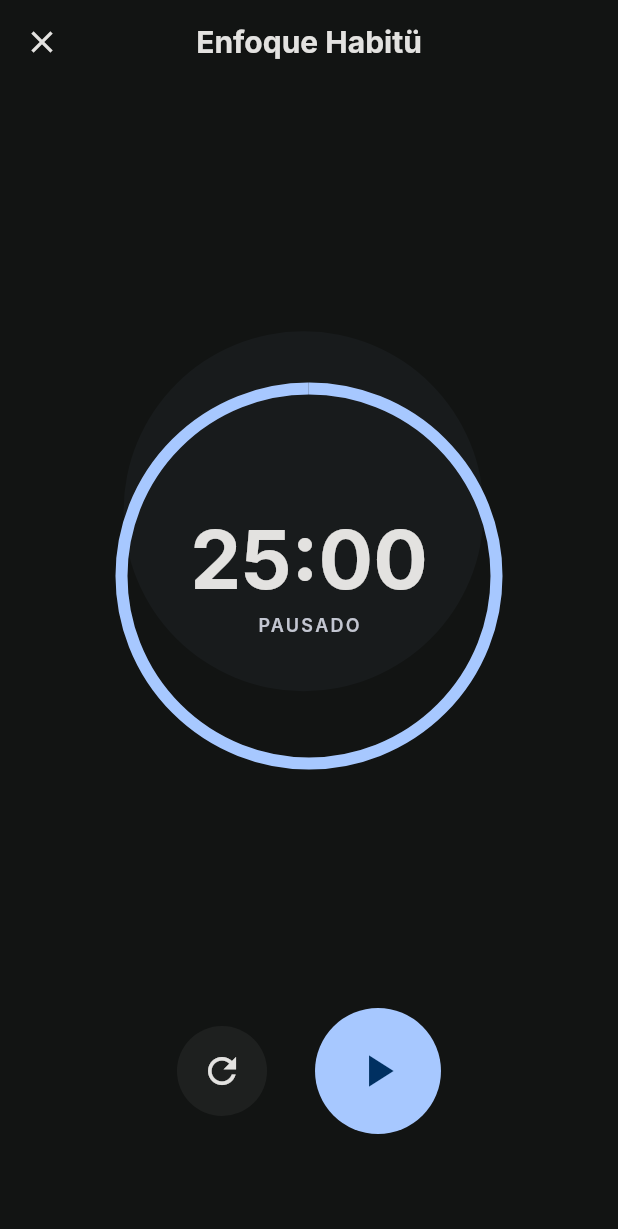
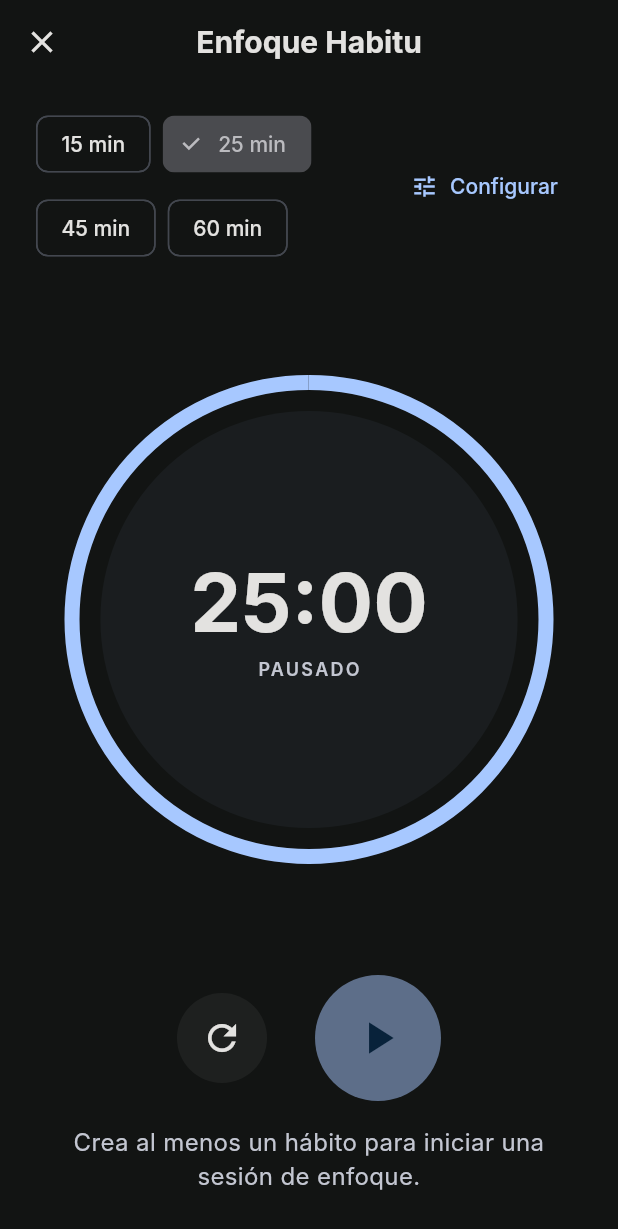
Before and after one commit to EnriDv/habitu, a Flutter app: the FocusModeScreen screen opened directly, on a phone screen of 412 x 824 dp. Shown: the top 1229 px of the screen. Run offline on Flutter 3.47's test engine with Material 3 defaults, Android fonts, the phone set to English and light mode, and no system bars; our stand-ins replace drift, flutter_local_notifications, get_it, image_picker, permission_handler, timezone; missing offline and left inert: habitu_ui; accounts and stored records are empty; generated files the repository leaves out were written again; Roboto replaces fonts that are missing (Inter).

Commit message:
feat(focus): add configurable focus timer and completion flow

```diff
--- a/lib/src/features/habits/presentation/screens/focus_mode_screen.dart
+++ b/lib/src/features/habits/presentation/screens/focus_mode_screen.dart
@@ -1,9 +1,12 @@
 import 'dart:async';
+
 import 'package:flutter/material.dart';
 import 'package:provider/provider.dart';
+
 import '../../../../core/theme/app_theme.dart';
 import '../../domain/entities/habit.dart';
 import '../notifiers/habits_notifier.dart';
+import '../notifiers/progress_hub_notifier.dart';
 
 class FocusModeScreen extends StatefulWidget {
   const FocusModeScreen({super.key});
@@ -12,17 +15,21 @@ class FocusModeScreen extends StatefulWidget {
   State<FocusModeScreen> createState() => _FocusModeScreenState();
 }
 
-class _FocusModeScreenState extends State<FocusModeScreen> with TickerProviderStateMixin {
+class _FocusModeScreenState extends State<FocusModeScreen>
+    with TickerProviderStateMixin {
+  static const List<int> _presetDurations = [15, 25, 45, 60];
+
   Habit? _selectedHabit;
   bool _isRunning = false;
-  int _secondsLeft = 1500; // 25 minutes by default
+  int _durationMinutes = 25;
+  late int _secondsLeft;
   Timer? _timer;
-
-  late AnimationController _pulsingController;
+  late final AnimationController _pulsingController;
 
   @override
   void initState() {
     super.initState();
+    _secondsLeft = _durationMinutes * 60;
     _pulsingController = AnimationController(
       vsync: this,
       duration: const Duration(seconds: 2),
@@ -36,78 +43,170 @@ class _FocusModeScreenState extends State<FocusModeScreen> with TickerProviderSt
     super.dispose();
   }
 
+  double get _progress {
+    final totalSeconds = _durationMinutes * 60;
+    if (totalSeconds <= 0) return 0;
+    return _secondsLeft / totalSeconds;
+  }
+
+  Future<void> _showDurationPicker() async {
+    if (_isRunning) return;
+
+    double draftMinutes = _durationMinutes.toDouble();
+    final selectedMinutes = await showModalBottomSheet<int>(
+      context: context,
+      backgroundColor: Colors.transparent,
+      builder: (context) {
+        return StatefulBuilder(
+          builder: (context, setSheetState) {
+            return SafeArea(
+              child: Container(
+                padding: const EdgeInsets.fromLTRB(20, 20, 20, 28),
+                decoration: BoxDecoration(
+                  color: AppTheme.surfaceColor,
+                  borderRadius:
+                      const BorderRadius.vertical(top: Radius.circular(28)),
+                ),
+                child: Column(
+                  mainAxisSize: MainAxisSize.min,
+                  crossAxisAlignment: CrossAxisAlignment.start,
+                  children: [
+                    const Text(
+                      'Duración del enfoque',
+                      style:
+                          TextStyle(fontSize: 18, fontWeight: FontWeight.bold),
+                    ),
+                    const SizedBox(height: 8),
+                    Text(
+                      '${draftMinutes.round()} minutos',
+                      style: const TextStyle(
+                        color: AppTheme.onSurfaceVariant,
+                      ),
+                    ),
+                    Slider(
+                      min: 5,
+                      max: 120,
+                      divisions: 23,
+                      value: draftMinutes,
+                      onChanged: (value) {
+                        setSheetState(() {
+                          draftMinutes = value;
+                        });
+                      },
+                    ),
+                    const SizedBox(height: 8),
+                    SizedBox(
+                      width: double.infinity,
+                      child: ElevatedButton(
+                        onPressed: () =>
+                            Navigator.of(context).pop(draftMinutes.round()),
+                        child: const Text('Usar este tiempo'),
+                      ),
+                    ),
+                  ],
+                ),
+              ),
+            );
+          },
+        );
+      },
+    );
+
+    if (selectedMinutes == null) return;
+    _applyDuration(selectedMinutes);
+  }
+
+  void _applyDuration(int minutes) {
+    _timer?.cancel();
+    _pulsingController.stop();
+    setState(() {
+      _durationMinutes = minutes;
+      _secondsLeft = minutes * 60;
+      _isRunning = false;
+    });
+  }
+
   void _toggleTimer() {
+    if (_selectedHabit == null) return;
+
     setState(() {
       if (_isRunning) {
         _timer?.cancel();
         _pulsingController.stop();
         _isRunning = false;
-      } else {
+        return;
+      }
+
       _isRunning = true;
       _pulsingController.repeat(reverse: true);
       _timer = Timer.periodic(const Duration(seconds: 1), (timer) {
+        if (!mounted) return;
         setState(() {
           if (_secondsLeft > 0) {
             _secondsLeft--;
-            } else {
+            return;
+          }
+
           _timer?.cancel();
           _pulsingController.stop();
           _isRunning = false;
           _showCompletionDialog();
-            }
         });
       });
-      }
     });
   }
 
   void _resetTimer() {
-    _timer?.cancel();
-    _pulsingController.stop();
-    setState(() {
-      _isRunning = false;
-      _secondsLeft = 1500;
-    });
+    _applyDuration(_durationMinutes);
   }
 
-  void _showCompletionDialog() {
-    showDialog(
+  Future<void> _showCompletionDialog() async {
+    await showDialog<void>(
       context: context,
       barrierDismissible: false,
       builder: (context) => AlertDialog(
         backgroundColor: AppTheme.surfaceContainerHigh,
-        title: const Text('¡Sesión Completada!', style: TextStyle(fontWeight: FontWeight.bold, fontFamily: 'Inter')),
+        title: const Text(
+          'Sesión completada',
+          style: TextStyle(fontWeight: FontWeight.bold),
+        ),
         content: Text(
           _selectedHabit != null
-              ? 'Felicidades, completaste tu sesión de enfoque para "${_selectedHabit!.title}".'
-              : 'Felicidades, completaste tu sesión de enfoque.',
-          style: const TextStyle(color: AppTheme.onSurfaceVariant, fontFamily: 'Inter'),
+              ? 'Terminaste tu bloque de enfoque para "${_selectedHabit!.title}". ¿Quieres registrarlo como completado?'
+              : 'Terminaste tu bloque de enfoque.',
+          style: const TextStyle(color: AppTheme.onSurfaceVariant),
         ),
         actions: [
+          TextButton(
+            onPressed: () => Navigator.of(context).pop(),
+            child: const Text('Cerrar'),
+          ),
           ElevatedButton(
-            onPressed: () {
-              Navigator.pop(context);
-              if (_selectedHabit != null) {
-                // Complete habit
-                context.read<HabitsNotifier>().completeHabit(
+            onPressed: () async {
+              Navigator.of(context).pop();
+              if (_selectedHabit == null) return;
+
+              await context.read<HabitsNotifier>().completeHabit(
                     habitId: _selectedHabit!.id,
                     confidenceLevel: 'trust_me',
                     notes: 'Completado mediante sesión de enfoque.',
                     token: 'offline_token',
                   );
-              }
-              Navigator.pop(context); // Close focus screen
+              await context.read<ProgressHubNotifier>().initialize();
+
+              if (!mounted) return;
+              Navigator.of(context).pop();
             },
-            child: const Text('Registrar Hábito'),
-          )
+            child: const Text('Registrar hábito'),
+          ),
         ],
       ),
     );
   }
 
   String _formatTime() {
-    final int minutes = _secondsLeft ~/ 60;
-    final int seconds = _secondsLeft % 60;
+    final minutes = _secondsLeft ~/ 60;
+    final seconds = _secondsLeft % 60;
     return '${minutes.toString().padLeft(2, '0')}:${seconds.toString().padLeft(2, '0')}';
   }
 
@@ -123,95 +222,124 @@ class _FocusModeScreenState extends State<FocusModeScreen> with TickerProviderSt
     return Scaffold(
       appBar: AppBar(
         backgroundColor: Colors.transparent,
-        title: const Text('Enfoque Habitü', style: TextStyle(fontWeight: FontWeight.bold, fontFamily: 'Inter')),
+        title: const Text(
+          'Enfoque Habitu',
+          style: TextStyle(fontWeight: FontWeight.bold),
+        ),
         leading: IconButton(
           icon: const Icon(Icons.close),
           onPressed: () => Navigator.pop(context),
         ),
       ),
-      body: Stack(
+      body: Padding(
+        padding: const EdgeInsets.fromLTRB(24, 16, 24, 28),
+        child: Column(
           children: [
-          // Background ambient elements
-          Positioned(
-            top: MediaQuery.of(context).size.height * 0.2,
-            left: MediaQuery.of(context).size.width * 0.2,
-            child: ScaleTransition(
-              scale: Tween<double>(begin: 1.0, end: 1.15).animate(
-                CurvedAnimation(parent: _pulsingController, curve: Curves.easeInOut),
+            if (activeHabits.isNotEmpty) ...[
+              DropdownButtonFormField<Habit>(
+                value: _selectedHabit,
+                decoration: const InputDecoration(
+                  labelText: 'Enfocar en hábito',
+                  filled: true,
                 ),
-              child: Container(
-                width: 240,
-                height: 240,
+                dropdownColor: AppTheme.surfaceContainerHigh,
+                items: activeHabits.map((habit) {
+                  return DropdownMenuItem<Habit>(
+                    value: habit,
+                    child: Text('${habit.icon ?? '🎯'} ${habit.title}'),
+                  );
+                }).toList(),
+                onChanged: _isRunning
+                    ? null
+                    : (habit) {
+                        setState(() {
+                          _selectedHabit = habit;
+                        });
+                      },
+              ),
+              const SizedBox(height: 16),
+            ],
+            Row(
+              children: [
+                Expanded(
+                  child: Wrap(
+                    spacing: 8,
+                    runSpacing: 8,
+                    children: _presetDurations.map((minutes) {
+                      return ChoiceChip(
+                        label: Text('$minutes min'),
+                        selected: _durationMinutes == minutes,
+                        onSelected: _isRunning
+                            ? null
+                            : (_) => _applyDuration(minutes),
+                      );
+                    }).toList(),
+                  ),
+                ),
+                TextButton.icon(
+                  onPressed: _showDurationPicker,
+                  icon: const Icon(Icons.tune),
+                  label: const Text('Configurar'),
+                ),
+              ],
+            ),
+            const Spacer(),
+            Expanded(
+              flex: 4,
+              child: Center(
+                child: AspectRatio(
+                  aspectRatio: 1,
+                  child: Stack(
+                    alignment: Alignment.center,
+                    children: [
+                      ScaleTransition(
+                        scale: Tween<double>(begin: 1, end: 1.08).animate(
+                          CurvedAnimation(
+                            parent: _pulsingController,
+                            curve: Curves.easeInOut,
+                          ),
+                        ),
+                        child: FractionallySizedBox(
+                          widthFactor: 0.88,
+                          heightFactor: 0.88,
+                          child: DecoratedBox(
                             decoration: BoxDecoration(
                               shape: BoxShape.circle,
-                  color: AppTheme.primaryColor.withOpacity(0.04),
+                              color: AppTheme.primaryColor.withOpacity(0.05),
                             ),
                           ),
                         ),
                       ),
-
-          Padding(
-            padding: const EdgeInsets.symmetric(horizontal: 24.0, vertical: 20.0),
-            child: Column(
-              children: [
-                const SizedBox(height: 20),
-
-                // Habit dropdown selector
-                if (activeHabits.isNotEmpty) ...[
-                  DropdownButtonFormField<Habit>(
-                    value: _selectedHabit,
-                    decoration: const InputDecoration(
-                      labelText: 'Enfocar en Hábito',
-                      filled: true,
-                    ),
-                    dropdownColor: AppTheme.surfaceContainerHigh,
-                    items: activeHabits.map((h) {
-                      return DropdownMenuItem(
-                        value: h,
-                        child: Text('${h.icon ?? "🎯"} ${h.title}', style: const TextStyle(fontFamily: 'Inter')),
-                      );
-                    }).toList(),
-                    onChanged: _isRunning ? null : (val) {
-                      setState(() {
-                        _selectedHabit = val;
-                      });
-                    },
-                  ),
-                  const SizedBox(height: 40),
-                ],
-
-                const Spacer(),
-
-                // Pulsing timer ring
-                Center(
-                  child: Stack(
-                    alignment: Alignment.center,
-                    children: [
-                      // Ring
                       SizedBox(
-                        width: 250,
-                        height: 250,
+                        width: double.infinity,
+                        height: double.infinity,
                         child: CircularProgressIndicator(
-                          value: _secondsLeft / 1500,
-                          strokeWidth: 8,
-                          backgroundColor: Colors.white.withOpacity(0.04),
+                          value: _progress,
+                          strokeWidth: 10,
+                          backgroundColor: Colors.white.withOpacity(0.05),
                           color: AppTheme.primaryColor,
                         ),
                       ),
-                      // Time Text
                       Column(
+                        mainAxisSize: MainAxisSize.min,
                         children: [
                           Text(
                             _formatTime(),
-                            style: Theme.of(context).textTheme.displayLarge?.copyWith(
+                            style: Theme.of(context)
+                                .textTheme
+                                .displayLarge
+                                ?.copyWith(
                                   fontSize: 54,
                                   fontWeight: FontWeight.w700,
                                 ),
                           ),
                           const SizedBox(height: 6),
                           Text(
-                            _isRunning ? 'SESIÓN ACTIVA' : 'PAUSADO',
-                            style: Theme.of(context).textTheme.labelSmall?.copyWith(
+                            _isRunning ? 'SESION ACTIVA' : 'PAUSADO',
+                            style: Theme.of(context)
+                                .textTheme
+                                .labelSmall
+                                ?.copyWith(
                                   letterSpacing: 1.5,
                                   color: AppTheme.onSurfaceVariant,
                                 ),
@@ -221,14 +349,12 @@ class _FocusModeScreenState extends State<FocusModeScreen> with TickerProviderSt
                     ],
                   ),
                 ),
-
+              ),
+            ),
             const Spacer(),
-
-                // Action Controls
             Row(
               mainAxisAlignment: MainAxisAlignment.center,
               children: [
-                    // Reset Button
                 IconButton(
                   icon: const Icon(Icons.refresh, size: 28),
                   onPressed: _resetTimer,
@@ -238,9 +364,10 @@ class _FocusModeScreenState extends State<FocusModeScreen> with TickerProviderSt
                   ),
                 ),
                 const SizedBox(width: 32),
-                    // Play/Pause Button
                 GestureDetector(
-                      onTap: _toggleTimer,
+                  onTap: activeHabits.isEmpty ? null : _toggleTimer,
+                  child: Opacity(
+                    opacity: activeHabits.isEmpty ? 0.5 : 1,
                     child: Container(
                       padding: const EdgeInsets.all(24),
                       decoration: const BoxDecoration(
@@ -254,13 +381,19 @@ class _FocusModeScreenState extends State<FocusModeScreen> with TickerProviderSt
                       ),
                     ),
                   ),
+                ),
               ],
             ),
-                const SizedBox(height: 48),
+            if (activeHabits.isEmpty) ...[
+              const SizedBox(height: 16),
+              const Text(
+                'Crea al menos un hábito para iniciar una sesión de enfoque.',
+                textAlign: TextAlign.center,
+                style: TextStyle(color: AppTheme.onSurfaceVariant),
+              ),
+            ],
           ],
         ),
-          ),
-        ],
       ),
     );
   }
```
Lines whose indentation alone changed are shown as unchanged.
